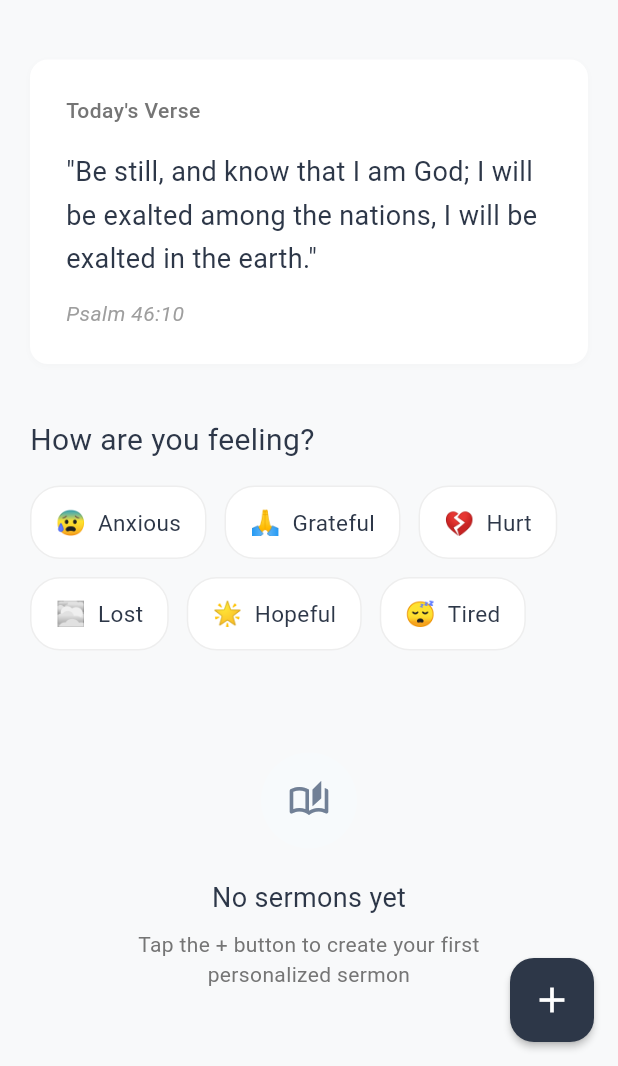
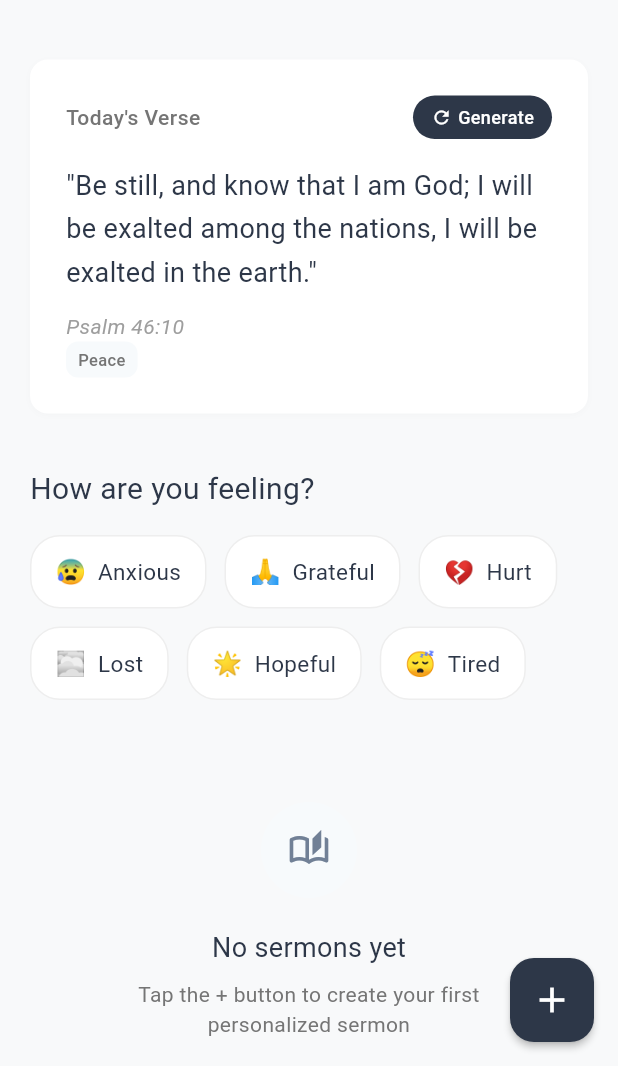
Before and after one commit to TrekHub/aetheria, a Flutter app: the screen it shows after launch, on a phone screen of 412 x 824 dp, the part 170-1236 px from its top. Run offline on Flutter 3.47's test engine with Material 3 defaults, Android fonts, the phone set to English and light mode, and no system bars; our stand-ins replace firebase_ai, firebase_core, flutter_svg; accounts and stored records are empty; generated files the repository leaves out were written again; network calls fail.

Commit message:
feat: Add DailyVerseProvider and DailyVerseService for daily verse generation

````diff
--- a/lib/main.dart
+++ b/lib/main.dart
@@ -1,7 +1,7 @@
 import 'package:aetheria/firebase_options.dart';
+import 'package:aetheria/providers/daily_verse_provider.dart';
 import 'package:aetheria/providers/sermon_provider.dart';
 import 'package:aetheria/screens/splash_screen.dart';
-import 'package:aetheria/utils/app_theme.dart';
 import 'package:firebase_core/firebase_core.dart';
 import 'package:flutter/material.dart';
 import 'package:provider/provider.dart';
@@ -18,11 +18,13 @@ class MyApp extends StatelessWidget {
 
   @override
   Widget build(BuildContext context) {
-    return ChangeNotifierProvider(
-      create: (context) => SermonProvider(),
+    return MultiProvider(
+      providers: [
+        ChangeNotifierProvider(create: (context) => SermonProvider()),
+        ChangeNotifierProvider(create: (context) => DailyVerseProvider()),
+      ],
       child: MaterialApp(
         title: 'Aetheria',
-        theme: AppTheme.lightTheme,
         debugShowCheckedModeBanner: false,
         home: const SplashScreen(),
       ),
--- /dev/null
+++ b/lib/providers/daily_verse_provider.dart
@@ -0,0 +1,71 @@
+import 'package:flutter/foundation.dart';
+import 'package:aetheria/service/daily_verse_service.dart';
+
+enum DailyVerseState { idle, loading, success, error }
+
+class DailyVerseProvider with ChangeNotifier {
+  final DailyVerseService _dailyVerseService = DailyVerseService();
+
+  DailyVerseState _state = DailyVerseState.idle;
+  Map<String, dynamic>? _currentVerse;
+  String? _errorMessage;
+  DateTime? _lastGeneratedDate;
+
+  DailyVerseState get state => _state;
+  Map<String, dynamic>? get currentVerse => _currentVerse;
+  String? get errorMessage => _errorMessage;
+  DateTime? get lastGeneratedDate => _lastGeneratedDate;
+
+  bool get isToday =>
+      _lastGeneratedDate != null &&
+      _isSameDay(_lastGeneratedDate!, DateTime.now());
+
+  bool _isSameDay(DateTime date1, DateTime date2) {
+    return date1.year == date2.year &&
+        date1.month == date2.month &&
+        date1.day == date2.day;
+  }
+
+  Future<void> generateTodaysVerse() async {
+    // If we already have today's verse, don't generate a new one
+    if (isToday && _currentVerse != null) {
+      return;
+    }
+
+    _state = DailyVerseState.loading;
+    _errorMessage = null;
+    notifyListeners();
+
+    try {
+      final verse = await _dailyVerseService.generateDailyVerse();
+      _currentVerse = verse;
+      _lastGeneratedDate = DateTime.now();
+      _state = DailyVerseState.success;
+    } catch (error) {
+      // Use fallback verse if AI generation fails
+      _currentVerse = _dailyVerseService.getRandomFallbackVerse();
+      _lastGeneratedDate = DateTime.now();
+      _state = DailyVerseState.success;
+      _errorMessage = null; // Clear error since we have a fallback
+
+      if (kDebugMode) {
+        print('Error generating daily verse, using fallback: $error');
+      }
+    }
+    notifyListeners();
+  }
+
+  void clearVerse() {
+    _currentVerse = null;
+    _state = DailyVerseState.idle;
+    _errorMessage = null;
+    _lastGeneratedDate = null;
+    notifyListeners();
+  }
+
+  // Force regenerate a new verse (useful for testing or if user wants a new one)
+  Future<void> regenerateVerse() async {
+    _lastGeneratedDate = null; // Clear the date to force regeneration
+    await generateTodaysVerse();
+  }
+}
--- a/lib/screens/dashboard_screen.dart
+++ b/lib/screens/dashboard_screen.dart
@@ -1,11 +1,33 @@
+import 'package:aetheria/providers/daily_verse_provider.dart';
 import 'package:aetheria/providers/sermon_provider.dart';
 import 'package:aetheria/screens/sermon_display_screen.dart';
 import 'package:aetheria/screens/sermon_form_screen.dart';
 import 'package:flutter/material.dart';
 import 'package:provider/provider.dart';
 
-class DashboardScreen extends StatelessWidget {
+class DashboardScreen extends StatefulWidget {
   const DashboardScreen({super.key});
+
+  @override
+  State<DashboardScreen> createState() => _DashboardScreenState();
+}
+
+class _DashboardScreenState extends State<DashboardScreen> {
+  @override
+  void initState() {
+    super.initState();
+    // Automatically generate today's verse when the screen loads
+    WidgetsBinding.instance.addPostFrameCallback((_) {
+      final dailyVerseProvider = Provider.of<DailyVerseProvider>(
+        context,
+        listen: false,
+      );
+      if (!dailyVerseProvider.isToday ||
+          dailyVerseProvider.currentVerse == null) {
+        dailyVerseProvider.generateTodaysVerse();
+      }
+    });
+  }
 
   @override
   Widget build(BuildContext context) {
@@ -25,7 +47,11 @@ class DashboardScreen extends StatelessWidget {
               const SizedBox(height: 40),
 
               // Today's Verse - Clean and Simple
-              _buildTodaysVerse(context),
+              Consumer<DailyVerseProvider>(
+                builder: (context, dailyVerseProvider, child) {
+                  return _buildTodaysVerse(context, dailyVerseProvider);
+                },
+              ),
 
               const SizedBox(height: 36),
 
@@ -76,7 +102,10 @@ class DashboardScreen extends StatelessWidget {
     );
   }
 
-  Widget _buildTodaysVerse(BuildContext context) {
+  Widget _buildTodaysVerse(
+    BuildContext context,
+    DailyVerseProvider dailyVerseProvider,
+  ) {
     return Container(
       width: double.infinity,
       padding: const EdgeInsets.all(24),
@@ -94,6 +123,9 @@ class DashboardScreen extends StatelessWidget {
       child: Column(
         crossAxisAlignment: CrossAxisAlignment.start,
         children: [
+          Row(
+            mainAxisAlignment: MainAxisAlignment.spaceBetween,
+            children: [
               Text(
                 'Today\'s Verse',
                 style: TextStyle(
@@ -103,10 +135,64 @@ class DashboardScreen extends StatelessWidget {
                   letterSpacing: 0.3,
                 ),
               ),
+              GestureDetector(
+                onTap: dailyVerseProvider.state == DailyVerseState.loading
+                    ? null
+                    : () => _generateTodaysVerse(context, dailyVerseProvider),
+                child: Container(
+                  padding: const EdgeInsets.symmetric(
+                    horizontal: 12,
+                    vertical: 6,
+                  ),
+                  decoration: BoxDecoration(
+                    color: dailyVerseProvider.state == DailyVerseState.loading
+                        ? Colors.grey[300]
+                        : const Color(0xFF2D3748),
+                    borderRadius: BorderRadius.circular(16),
+                  ),
+                  child: Row(
+                    mainAxisSize: MainAxisSize.min,
+                    children: [
+                      if (dailyVerseProvider.state ==
+                          DailyVerseState.loading) ...[
+                        const SizedBox(
+                          width: 12,
+                          height: 12,
+                          child: CircularProgressIndicator(
+                            strokeWidth: 1.5,
+                            color: Colors.white,
+                          ),
+                        ),
+                        const SizedBox(width: 6),
+                      ] else ...[
+                        const Icon(
+                          Icons.refresh,
+                          color: Colors.white,
+                          size: 14,
+                        ),
+                        const SizedBox(width: 4),
+                      ],
+                      Text(
+                        dailyVerseProvider.state == DailyVerseState.loading
+                            ? 'Generating...'
+                            : 'Generate',
+                        style: const TextStyle(
+                          fontSize: 12,
+                          color: Colors.white,
+                          fontWeight: FontWeight.w500,
+                        ),
+                      ),
+                    ],
+                  ),
+                ),
+              ),
+            ],
+          ),
           const SizedBox(height: 16),
-          const Text(
-            '"Be still, and know that I am God; I will be exalted among the nations, I will be exalted in the earth."',
-            style: TextStyle(
+          if (dailyVerseProvider.currentVerse != null) ...[
+            Text(
+              '"${dailyVerseProvider.currentVerse!['verse']}"',
+              style: const TextStyle(
                 fontSize: 18,
                 height: 1.6,
                 color: Color(0xFF2D3748),
@@ -114,14 +200,49 @@ class DashboardScreen extends StatelessWidget {
               ),
             ),
             const SizedBox(height: 12),
+            Column(
+              crossAxisAlignment: CrossAxisAlignment.start,
+              mainAxisAlignment: MainAxisAlignment.spaceBetween,
+              children: [
                 Text(
-            'Psalm 46:10',
+                  dailyVerseProvider.currentVerse!['reference'] ?? '',
                   style: TextStyle(
                     fontSize: 14,
                     color: Colors.grey[500],
                     fontStyle: FontStyle.italic,
                   ),
                 ),
+                if (dailyVerseProvider.currentVerse!['theme'] != null)
+                  Container(
+                    padding: const EdgeInsets.symmetric(
+                      horizontal: 8,
+                      vertical: 4,
+                    ),
+                    decoration: BoxDecoration(
+                      color: const Color(0xFFF7FAFC),
+                      borderRadius: BorderRadius.circular(8),
+                    ),
+                    child: Text(
+                      dailyVerseProvider.currentVerse!['theme'],
+                      style: TextStyle(
+                        fontSize: 11,
+                        color: Colors.grey[600],
+                        fontWeight: FontWeight.w500,
+                      ),
+                    ),
+                  ),
+              ],
+            ),
+          ] else ...[
+            Text(
+              'Tap "Generate" to get an inspirational verse for today',
+              style: TextStyle(
+                fontSize: 16,
+                color: Colors.grey[500],
+                fontStyle: FontStyle.italic,
+              ),
+            ),
+          ],
         ],
       ),
     );
@@ -156,12 +277,7 @@ class DashboardScreen extends StatelessWidget {
               '🙏',
               'grateful and thankful',
             ),
-            _buildFeelingChip(
-              context,
-              'Hurt',
-              '💔',
-              'hurt and need healing',
-            ),
+            _buildFeelingChip(context, 'Hurt', '💔', 'hurt and need healing'),
             _buildFeelingChip(
               context,
               'Lost',
@@ -174,12 +290,7 @@ class DashboardScreen extends StatelessWidget {
               '🌟',
               'hopeful and expectant',
             ),
-            _buildFeelingChip(
-              context,
-              'Tired',
-              '😴',
-              'tired and need rest',
-            ),
+            _buildFeelingChip(context, 'Tired', '😴', 'tired and need rest'),
           ],
         ),
       ],
@@ -331,20 +442,13 @@ class DashboardScreen extends StatelessWidget {
                       const SizedBox(height: 4),
                       Text(
                         sermon['bible_verse']['reference'] ?? '',
-                        style: TextStyle(
-                          fontSize: 13,
-                          color: Colors.grey[600],
-                        ),
+                        style: TextStyle(fontSize: 13, color: Colors.grey[600]),
                       ),
                     ],
                   ],
                 ),
               ),
-              Icon(
-                Icons.chevron_right,
-                color: Colors.grey[400],
-                size: 20,
-              ),
+              Icon(Icons.chevron_right, color: Colors.grey[400], size: 20),
             ],
           ),
         ),
@@ -405,11 +509,7 @@ class DashboardScreen extends StatelessWidget {
       },
       backgroundColor: const Color(0xFF2D3748),
       elevation: 2,
-      child: const Icon(
-        Icons.add,
-        color: Colors.white,
-        size: 28,
-      ),
+      child: const Icon(Icons.add, color: Colors.white, size: 28),
     );
   }
 
@@ -421,4 +521,22 @@ class DashboardScreen extends StatelessWidget {
       ),
     );
   }
+
+  Future<void> _generateTodaysVerse(
+    BuildContext context,
+    DailyVerseProvider dailyVerseProvider,
+  ) async {
+    try {
+      await dailyVerseProvider.generateTodaysVerse();
+    } catch (error) {
+      if (context.mounted) {
+        ScaffoldMessenger.of(context).showSnackBar(
+          SnackBar(
+            content: Text('Failed to generate verse: ${error.toString()}'),
+            backgroundColor: Colors.red[600],
+          ),
+        );
       }
+    }
+  }
+}
--- /dev/null
+++ b/lib/service/daily_verse_service.dart
@@ -0,0 +1,89 @@
+import 'dart:convert';
+import 'dart:math';
+import 'package:firebase_ai/firebase_ai.dart';
+import 'package:flutter/foundation.dart';
+
+class DailyVerseService {
+  final model = FirebaseAI.vertexAI().generativeModel(
+    model: 'gemini-2.5-flash',
+  );
+
+  Future<Map<String, dynamic>> generateDailyVerse() async {
+    final prompt = [
+      Content.text(
+        'Generate an inspirational Bible verse for today. The response should be a JSON object '
+        'with the following format:\n\n'
+        '{\n'
+        '  "verse": "The Bible verse text here.",\n'
+        '  "reference": "Book Chapter:Verse",\n'
+        '  "theme": "A brief theme or message of the verse (e.g., Peace, Hope, Faith, Love)"\n'
+        '}\n\n'
+        'Choose a verse that would be encouraging and uplifting for someone starting their day. '
+        'Make sure the verse is accurate and the reference is correct. '
+        'Ensure the JSON is properly formatted.',
+      ),
+    ];
+
+    final response = await model.generateContent(prompt);
+    // Get the raw AI output
+    var raw = response.text ?? '';
+
+    // Strip code fences if present
+    raw = raw
+        .replaceAll(RegExp(r'```json'), '')
+        .replaceAll(RegExp(r'```'), '')
+        .trim();
+
+    try {
+      final data = jsonDecode(raw) as Map<String, dynamic>;
+      return data;
+    } catch (error) {
+      if (kDebugMode) {
+        print('Error parsing JSON: $error');
+        print('Raw response: $raw');
+      }
+      rethrow;
+    }
+  }
+
+  // Fallback verses in case AI generation fails
+  List<Map<String, dynamic>> getFallbackVerses() {
+    return [
+      {
+        "verse":
+            "Be still, and know that I am God; I will be exalted among the nations, I will be exalted in the earth.",
+        "reference": "Psalm 46:10",
+        "theme": "Peace",
+      },
+      {
+        "verse":
+            "For I know the plans I have for you, declares the Lord, plans to prosper you and not to harm you, to give you hope and a future.",
+        "reference": "Jeremiah 29:11",
+        "theme": "Hope",
+      },
+      {
+        "verse": "I can do all things through Christ who strengthens me.",
+        "reference": "Philippians 4:13",
+        "theme": "Strength",
+      },
+      {
+        "verse":
+            "Trust in the Lord with all your heart and lean not on your own understanding.",
+        "reference": "Proverbs 3:5",
+        "theme": "Trust",
+      },
+      {
+        "verse":
+            "The Lord your God is with you, the Mighty Warrior who saves. He will take great delight in you; in his love he will no longer rebuke you, but will rejoice over you with singing.",
+        "reference": "Zephaniah 3:17",
+        "theme": "Love",
+      },
+    ];
+  }
+
+  Map<String, dynamic> getRandomFallbackVerse() {
+    final verses = getFallbackVerses();
+    final random = Random();
+    return verses[random.nextInt(verses.length)];
+  }
+}
````
Lines whose indentation alone changed are shown as unchanged.
